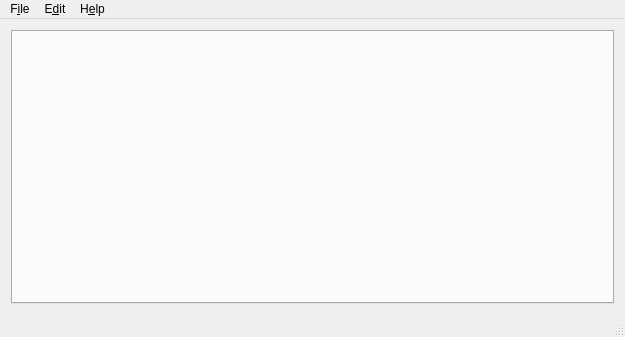
Above: ui/mainwindow.ui from PowerOlive/XLCloudClient before the change. Below: the same form after it.
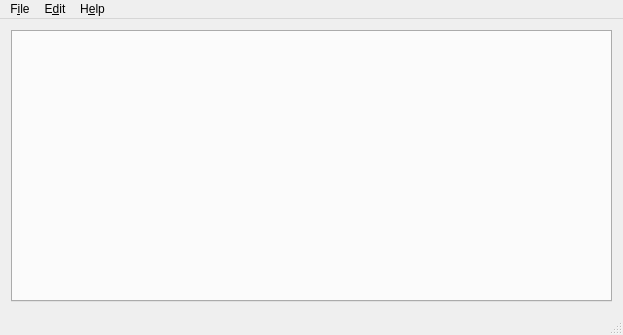
That is the form after the change. Icons and pictures are not drawn.

What changed in the file:
```diff
--- a/ui/mainwindow.ui
+++ b/ui/mainwindow.ui
@@ -6,8 +6,8 @@
    <rect>
     <x>0</x>
     <y>0</y>
-    <width>625</width>
-    <height>337</height>
+    <width>623</width>
+    <height>335</height>
    </rect>
   </property>
   <property name="acceptDrops">
@@ -32,8 +32,8 @@
     <rect>
      <x>0</x>
      <y>0</y>
-     <width>625</width>
-     <height>22</height>
+     <width>623</width>
+     <height>21</height>
     </rect>
    </property>
    <widget class="QMenu" name="menu_F">
```
Left out of the diff: 12 changed lines with no effect on the pictures.
